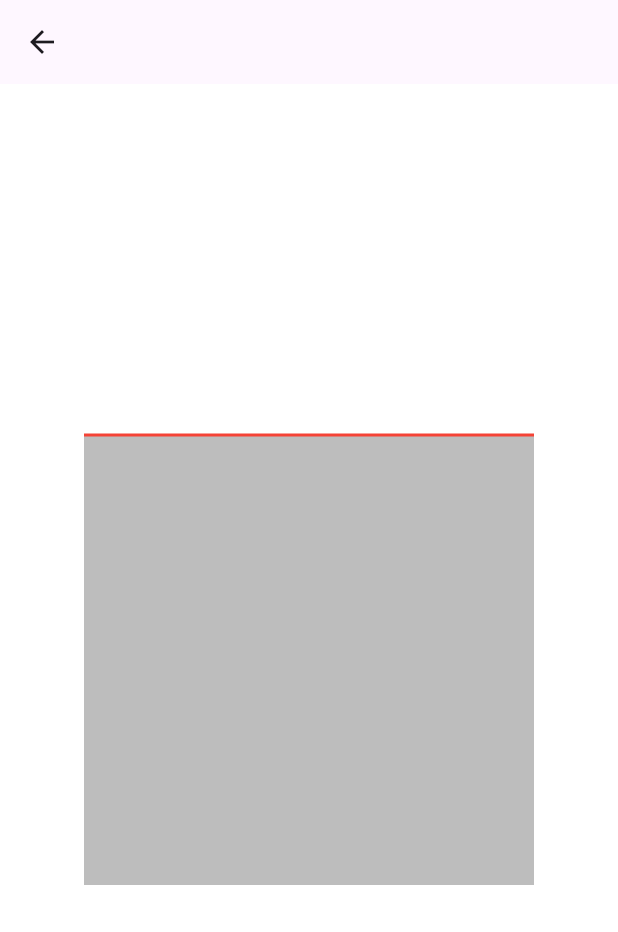
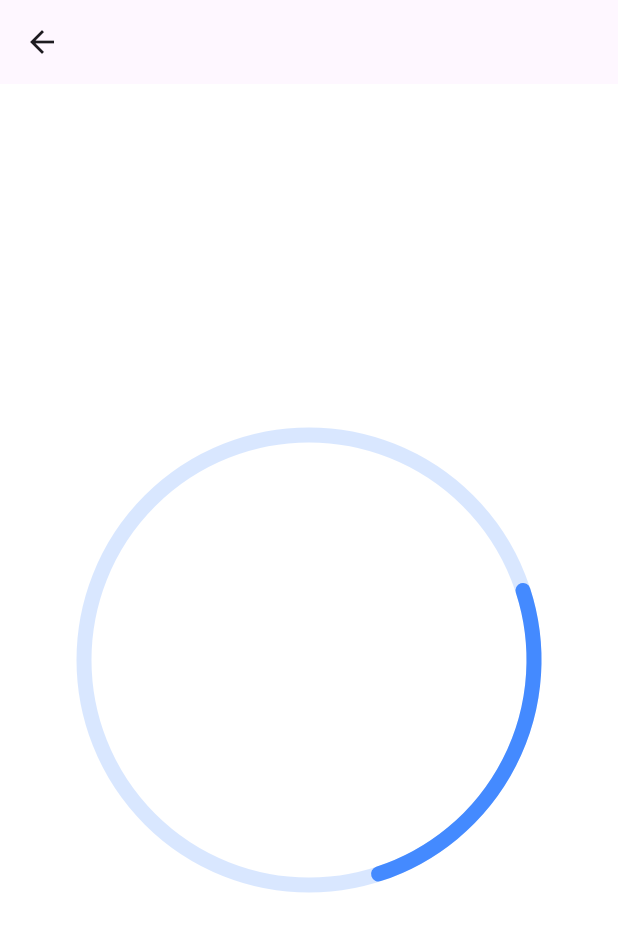
Before and after one commit to Shadowsvg/widgets_gallery, a Flutter app: the LoadingAnimation screen opened directly, on a phone screen of 412 x 824 dp. Shown: the top 932 px of the screen. Run offline on Flutter 3.47's test engine with Material 3 defaults, Android fonts, the phone set to English and light mode, and no system bars.

Commit message:
added circular loading animation using canvas

```diff
--- a/lib/widgets/animations/loading_animation.dart
+++ b/lib/widgets/animations/loading_animation.dart
@@ -1,3 +1,5 @@
+import 'dart:math' as math;
+
 import 'package:flutter/material.dart';
 import 'package:widgets_gallery/base_scaffold.dart';
 
@@ -11,6 +13,7 @@ class LoadingAnimation extends StatefulWidget {
 class _LoadingAnimationState extends State<LoadingAnimation>
     with SingleTickerProviderStateMixin {
   late AnimationController _controller;
+  late Animation<double> _animation;
 
   @override
   void initState() {
@@ -18,10 +21,19 @@ class _LoadingAnimationState extends State<LoadingAnimation>
     _controller = AnimationController(
       vsync: this,
       duration: const Duration(
-        milliseconds: 5000,
+        seconds: 2,
       ),
     );
-    _controller.forward();
+
+    _animation = Tween<double>(begin: 0, end: math.pi * 2).animate(
+      CurvedAnimation(
+        parent: _controller,
+        curve: Curves.linear,
+      ),
+    )..addListener(() {
+        setState(() {});
+      });
+    _controller.repeat();
   }
 
   @override
@@ -34,36 +46,88 @@ class _LoadingAnimationState extends State<LoadingAnimation>
   Widget build(BuildContext context) {
     return BaseScaffold(
       body: Center(
-        child: Container(
-          color: Colors.grey.shade400,
-          child: CustomPaint(
-            size: const Size(
-              300,
-              300,
+        child: Stack(
+          children: [
+            CustomPaint(
+              size: const Size(300, 300),
+              painter: ArcPainter(
+                color: Colors.blueAccent.shade100.withOpacity(0.3),
+                startAngle: 0,
+                sweepAngle: math.pi * 2,
+                isBackground: true,
+              ),
             ),
-            painter: MasterPainter(),
-          ),
+
+            CustomPaint(
+              size: const Size(300, 300),
+              painter: ArcPainter(
+                color: Colors.blueAccent,
+                startAngle: _animation.value,
+                sweepAngle: (math.pi / 2),
+                isBackground: false,
+              ),
+            ),
+            // CustomPaint(
+            //   size: const Size(300, 300),
+            //   painter: ArcPainter(),
+            // ),
+          ],
         ),
       ),
     );
   }
 }
 
-class MasterPainter extends CustomPainter {
+class ArcPainter extends CustomPainter {
+  final double startAngle;
+  final double sweepAngle;
+  final Color color;
+  final bool isBackground;
+
+  ArcPainter({
+    required this.startAngle,
+    required this.sweepAngle,
+    required this.color,
+    required this.isBackground,
+  });
   @override
   void paint(Canvas canvas, Size size) {
-    Paint paint = Paint();
-    paint.strokeWidth = 2;
-    paint.color = Colors.red;
-    canvas.drawLine(
-      Offset.zero,
-      Offset(size.width, 0),
-      paint,
-    );
+    const rect = Rect.fromLTRB(0, 0, 300, 300);
+    Paint paint = Paint()
+      ..strokeCap = StrokeCap.round
+      ..color = color
+      ..style = PaintingStyle.stroke
+      ..strokeWidth = 10;
+
+    // if (isBackground) {
+    //   paint.color = color; // Solid color for the background arc
+    // } else {
+    //   // gradient for the upper arc
+    //   final gradient = LinearGradient(
+    //     colors: [
+    //       Colors.blueAccent.withOpacity(0), // Transparent start
+    //       Colors.blueAccent, // Full color
+    //       Colors.blueAccent.withOpacity(0), // Transparent end
+    //     ],
+    //     stops: const [0.0, 0.5, 1.0],
+    //   );
+
+    // Apply gradient shader
+    // paint.shader = gradient.createShader(rect);
+    // }
+
+    // const startAngle = 0.0;
+    // const sweepAngle = math.pi / 2;
+
+    canvas.drawArc(rect, startAngle, sweepAngle, false, paint);
   }
 
   @override
   bool shouldRepaint(covariant CustomPainter oldDelegate) {
-    return false;
+    // Only repaint if the angles have changed
+
+    return oldDelegate is ArcPainter &&
+        (oldDelegate.startAngle != startAngle ||
+            oldDelegate.sweepAngle != sweepAngle);
   }
 }
```
